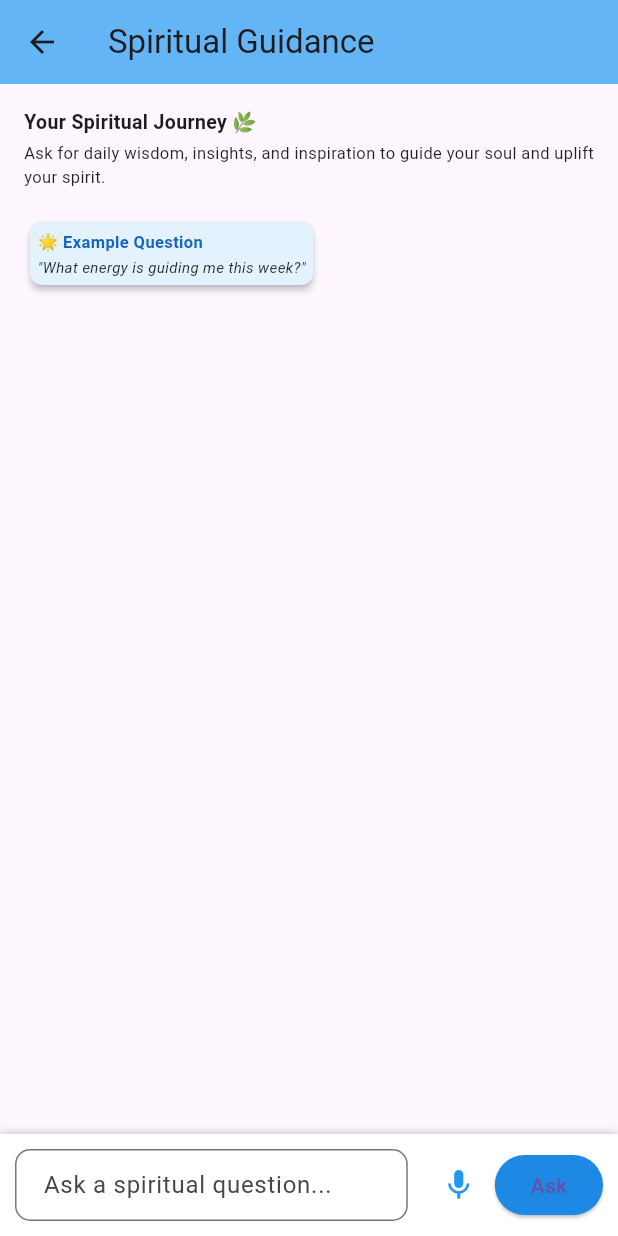
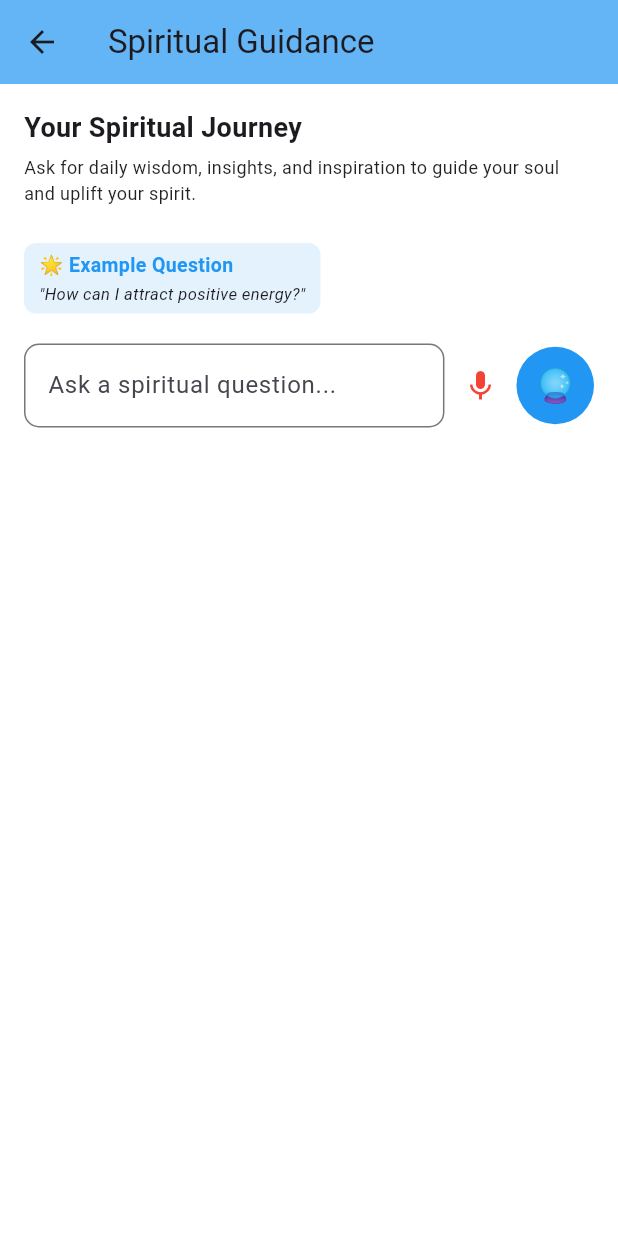
Before and after one commit to Chrisdx51/aurana1, a Flutter app: the SpiritualGuidanceScreen screen opened directly, after a tap on the "mic none" icon, on a phone screen of 412 x 824 dp. Run offline on Flutter 3.47's test engine with Material 3 defaults, Android fonts, the phone set to English and light mode, and no system bars; our stand-ins replace flutter_local_notifications, google_mobile_ads, shared_preferences, speech_to_text, timezone; accounts and stored records are empty; network calls fail.

Commit message:
Updated feature XYZ

```diff
--- a/lib/screens/spiritual_guidance_screen.dart
+++ b/lib/screens/spiritual_guidance_screen.dart
@@ -1,6 +1,5 @@
-import 'dart:math'; // ✅ For random example questions & answers
 import 'package:flutter/material.dart';
-import 'package:speech_to_text/speech_to_text.dart' as stt; // ✅ Import speech-to-text
+import 'package:speech_to_text/speech_to_text.dart' as stt;
 
 class SpiritualGuidanceScreen extends StatefulWidget {
   @override
@@ -9,203 +8,182 @@ class SpiritualGuidanceScreen extends StatefulWidget {
 
 class _SpiritualGuidanceScreenState extends State<SpiritualGuidanceScreen> {
   final TextEditingController _questionController = TextEditingController();
-  final FocusNode _focusNode = FocusNode(); // ✅ Handles keyboard behavior
-  stt.SpeechToText _speech = stt.SpeechToText(); // ✅ Speech recognition
-  bool _isListening = false; // ✅ Tracks if voice input is active
+  stt.SpeechToText _speech = stt.SpeechToText();
+  bool _isListening = false;
+  String _response = ""; // AI response placeholder
 
-  final List<String> exampleQuestions = [
-    "How can I bring more peace into my daily life?",
-    "What spiritual practice should I focus on today?",
-    "How can I improve my connection with the universe?",
-    "What is blocking my personal growth?",
-    "What energy is guiding me this week?",
-    "How can I attract positive vibrations today?",
-  ];
+  // 🎤 Start Listening
+  void _startListening() async {
+    bool available = await _speech.initialize(
+      onStatus: (status) => print('Status: $status'),
+      onError: (error) => print('Error: $error'),
+    );
 
-  final List<String> spiritualAnswers = [
-    "🌿 Trust in the journey; every step brings growth.",
-    "✨ Your energy attracts what you align with. Stay positive.",
-    "🧘 Breathe deeply. Your soul is guiding you to clarity.",
-    "🌟 The universe supports you. Open your heart to receive.",
-    "🔮 Focus on gratitude, and the universe will bless you in return.",
-    "🌈 Let go of fear, and embrace the light within.",
-  ];
+    if (available) {
+      setState(() {
+        _isListening = true;
+      });
 
-  String response = ""; // ✅ Placeholder for AI response
-  bool isLoading = false; // ✅ Show loading effect
+      _speech.listen(
+        onResult: (result) {
+          setState(() {
+            _questionController.text = result.recognizedWords;
+          });
+        },
+      );
+    } else {
+      setState(() {
+        _isListening = false;
+      });
+    }
+  }
+
+  // 🎤 Stop Listening
+  void _stopListening() {
+    _speech.stop();
+    setState(() {
+      _isListening = false;
+    });
+  }
+
+  // 🔮 Handle Asking a Question
+  void _askQuestion() {
+    String question = _questionController.text.trim();
+
+    if (question.length < 5) {
+      ScaffoldMessenger.of(context).showSnackBar(
+        SnackBar(content: Text("Please ask a full question.")),
+      );
+      return;
+    }
+
+    setState(() {
+      _response = _generateSpiritualResponse(question);
+    });
+
+    // Clear input after asking
+    _questionController.clear();
+  }
+
+  // 🔮 Generate a Spiritual Response (Simulated for Now)
+  String _generateSpiritualResponse(String question) {
+    List<String> responses = [
+      "🌿 Trust in the universe, and clarity will come.",
+      "🌙 Meditate and align with your higher self.",
+      "✨ Embrace the journey, and the answers will reveal themselves.",
+    ];
+    return responses[question.length % responses.length];
+  }
 
   @override
   Widget build(BuildContext context) {
-    String randomExample = exampleQuestions[Random().nextInt(exampleQuestions.length)];
-
     return Scaffold(
+      resizeToAvoidBottomInset: true, // ✅ Fixes Overflow Issue
+      backgroundColor: Colors.white,
       appBar: AppBar(
         title: Text("Spiritual Guidance"),
-        backgroundColor: Colors.blue.shade300, // ✅ Tranquil blue
+        backgroundColor: Colors.blue.shade300,
       ),
-      body: GestureDetector(
-        onTap: () => _focusNode.unfocus(), // ✅ Hide keyboard when tapping outside
-        child: Column(
-          children: [
-            Expanded(
-              child: Padding(
-                padding: EdgeInsets.all(16),
-                child: SingleChildScrollView(
-                  child: Column(
-                    crossAxisAlignment: CrossAxisAlignment.start,
-                    children: [
-                      Text(
-                        "Your Spiritual Journey 🌿",
-                        style: TextStyle(fontSize: 13, fontWeight: FontWeight.bold),
-                        maxLines: 1,
-                        overflow: TextOverflow.ellipsis,
-                      ),
-                      SizedBox(height: 3),
-                      Text(
-                        "Ask for daily wisdom, insights, and inspiration to guide your soul and uplift your spirit.",
-                        style: TextStyle(fontSize: 11, color: Colors.black87),
-                      ),
-                      SizedBox(height: 10),
+      body: SingleChildScrollView( // ✅ Prevents overflow when keyboard appears
+        child: Padding(
+          padding: EdgeInsets.all(16),
+          child: Column(
+            crossAxisAlignment: CrossAxisAlignment.start,
+            children: [
+              // 📌 Page Introduction (Smaller Font)
+              Text(
+                "Your Spiritual Journey",
+                style: TextStyle(fontSize: 18, fontWeight: FontWeight.bold),
+              ),
+              SizedBox(height: 5),
+              Text(
+                "Ask for daily wisdom, insights, and inspiration to guide your soul and uplift your spirit.",
+                style: TextStyle(fontSize: 12, color: Colors.black87),
+              ),
+              SizedBox(height: 15),
 
-                      // 📌 Response Display (Now Appears Above the Example)
-                      if (isLoading) Center(child: CircularProgressIndicator()),
-                      if (response.isNotEmpty)
-                        Card(
-                          elevation: 3,
-                          shape: RoundedRectangleBorder(borderRadius: BorderRadius.circular(10)),
-                          color: Colors.white,
-                          child: Padding(
-                            padding: EdgeInsets.all(10),
-                            child: Text(
-                              response,
-                              style: TextStyle(fontSize: 14),
-                            ),
-                          ),
-                        ),
-
-                      SizedBox(height: 8),
-
-                      // 📌 Example Question (Now Much Smaller)
-                      Card(
-                        elevation: 2,
-                        shape: RoundedRectangleBorder(borderRadius: BorderRadius.circular(8)),
-                        color: Colors.blue.shade50,
-                        child: Padding(
-                          padding: EdgeInsets.all(5),
-                          child: Column(
-                            crossAxisAlignment: CrossAxisAlignment.start,
-                            children: [
-                              Text(
-                                "🌟 Example Question",
-                                style: TextStyle(fontSize: 11, fontWeight: FontWeight.bold, color: Colors.blue.shade800),
-                              ),
-                              SizedBox(height: 2),
-                              Text(
-                                "\"$randomExample\"",
-                                style: TextStyle(fontSize: 10, fontStyle: FontStyle.italic, color: Colors.black87),
-                              ),
-                            ],
-                          ),
-                        ),
-                      ),
-                    ],
+              // 🌟 AI Response Display
+              if (_response.isNotEmpty)
+                Container(
+                  padding: EdgeInsets.all(12),
+                  decoration: BoxDecoration(
+                    color: Colors.blue.shade100,
+                    borderRadius: BorderRadius.circular(10),
+                  ),
+                  child: Text(
+                    _response,
+                    style: TextStyle(fontSize: 14, fontWeight: FontWeight.w500),
                   ),
                 ),
+              SizedBox(height: 10),
+
+              // ✨ Example Question Box (Fixed Overflow)
+              Container(
+                padding: EdgeInsets.symmetric(vertical: 5, horizontal: 10), // Smaller Padding
+                decoration: BoxDecoration(
+                  color: Colors.blue.shade50,
+                  borderRadius: BorderRadius.circular(8),
+                ),
+                child: Column(
+                  crossAxisAlignment: CrossAxisAlignment.start,
+                  children: [
+                    Text(
+                      "🌟 Example Question",
+                      style: TextStyle(fontSize: 13, fontWeight: FontWeight.bold, color: Colors.blue),
+                    ),
+                    SizedBox(height: 2),
+                    Text(
+                      "\"How can I attract positive energy?\"",
+                      style: TextStyle(fontSize: 11, fontStyle: FontStyle.italic),
+                    ),
+                  ],
+                ),
               ),
-            ),
+              SizedBox(height: 20),
 
-            // 📌 Chat Input Bar with Voice Input Button
-            Container(
-              padding: EdgeInsets.all(10),
-              decoration: BoxDecoration(
-                color: Colors.white,
-                boxShadow: [BoxShadow(color: Colors.black26, blurRadius: 5)],
-              ),
-              child: Row(
+              // 📌 Chat Input with Mystic Ball Button
+              Row(
                 children: [
                   Expanded(
                     child: TextField(
                       controller: _questionController,
-                      focusNode: _focusNode,
                       decoration: InputDecoration(
                         hintText: "Ask a spiritual question...",
                         border: OutlineInputBorder(borderRadius: BorderRadius.circular(10)),
-                        contentPadding: EdgeInsets.symmetric(vertical: 10, horizontal: 15),
                       ),
                     ),
                   ),
-                  SizedBox(width: 10),
-
-                  // 🎙 Voice Input Button
                   IconButton(
-                    icon: Icon(_isListening ? Icons.mic : Icons.mic_none, color: Colors.blue),
-                    onPressed: _listen,
+                    icon: Icon(_isListening ? Icons.mic : Icons.mic_none),
+                    color: _isListening ? Colors.red : Colors.blue,
+                    onPressed: () {
+                      if (_isListening) {
+                        _stopListening();
+                      } else {
+                        _startListening();
+                      }
+                    },
                   ),
-
-                  ElevatedButton(
-                    onPressed: () async {
-                      String question = _questionController.text.trim();
-
-                      if (question.length < 5) {
-                        ScaffoldMessenger.of(context).showSnackBar(
-                          SnackBar(
-                            content: Text("Please ask a full question."),
-                            backgroundColor: Colors.redAccent,
-                          ),
-                        );
-                        return;
-                      }
-
-                      setState(() {
-                        isLoading = true;
-                        response = "";
-                      });
-
-                      await Future.delayed(Duration(seconds: 2));
-
-                      setState(() {
-                        isLoading = false;
-                        response = spiritualAnswers[Random().nextInt(spiritualAnswers.length)];
-                      });
-
-                      _questionController.clear();
-                      _focusNode.unfocus();
-                    },
-                    style: ElevatedButton.styleFrom(backgroundColor: Colors.blue.shade600),
-                    child: Text("Ask"),
+                  GestureDetector(
+                    onTap: _askQuestion,
+                    child: Container(
+                      padding: EdgeInsets.all(12),
+                      decoration: BoxDecoration(
+                        color: Colors.blue, // ✅ Changed to Blue
+                        shape: BoxShape.circle,
+                      ),
+                      child: Text(
+                        "🔮",
+                        style: TextStyle(fontSize: 22),
+                      ),
+                    ),
                   ),
                 ],
               ),
-            ),
-          ],
+            ],
+          ),
         ),
       ),
     );
   }
-
-  // 🎙 **Voice Input Function**
-  void _listen() async {
-    if (!_isListening) {
-      bool available = await _speech.initialize(
-        onStatus: (val) {
-          if (val == "notListening") {
-            setState(() => _isListening = false);
-          }
-        },
-      );
-      if (available) {
-        setState(() => _isListening = true);
-        _speech.listen(
-          onResult: (val) {
-            setState(() {
-              _questionController.text = val.recognizedWords;
-            });
-          },
-        );
-      }
-    } else {
-      setState(() => _isListening = false);
-      _speech.stop();
-    }
-  }
 }
```
Also changed, not shown: 1 other file.
